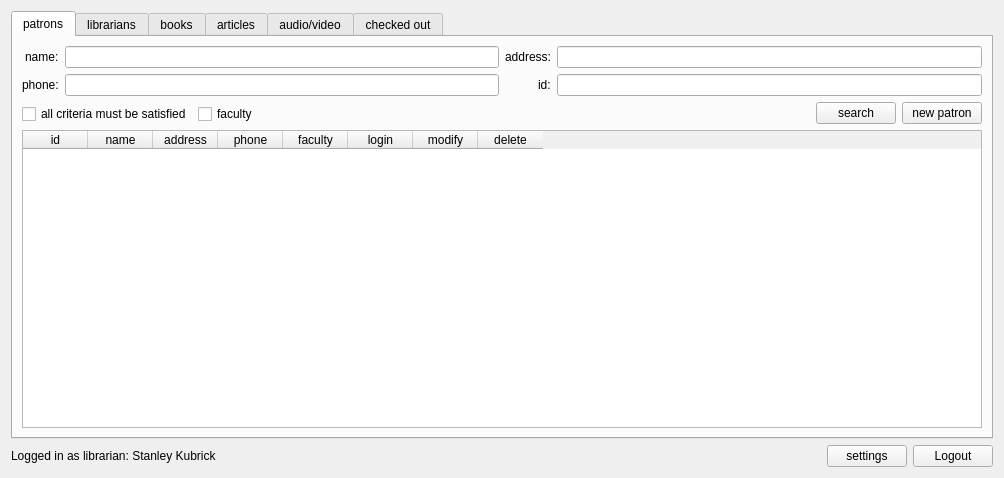
Before: the Qt Designer form librarian.ui in Louie-ru/LMS-INNO, drawn with Qt 5.
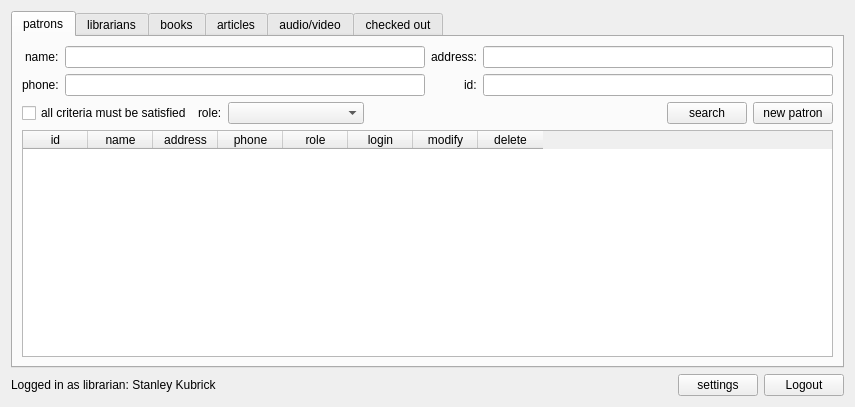
After: the same form once the commit is applied.

```diff
--- a/librarian.ui
+++ b/librarian.ui
@@ -6,8 +6,8 @@
    <rect>
     <x>0</x>
     <y>0</y>
-    <width>1004</width>
-    <height>478</height>
+    <width>855</width>
+    <height>407</height>
    </rect>
   </property>
   <property name="windowTitle">
@@ -91,11 +91,58 @@
               </widget>
              </item>
              <item>
-              <widget class="QCheckBox" name="checkbox_patrons_faculty">
-               <property name="text">
-                <string>faculty</string>
-               </property>
-              </widget>
+              <layout class="QHBoxLayout" name="horizontalLayout_33">
+               <item>
+                <widget class="QLabel" name="label_31">
+                 <property name="text">
+                  <string>role:</string>
+                 </property>
+                </widget>
+               </item>
+               <item>
+                <widget class="QComboBox" name="combobox_role_patros">
+                 <property name="sizePolicy">
+                  <sizepolicy hsizetype="Maximum" vsizetype="Fixed">
+                   <horstretch>0</horstretch>
+                   <verstretch>0</verstretch>
+                  </sizepolicy>
+                 </property>
+                 <property name="layoutDirection">
+                  <enum>Qt::LeftToRight</enum>
+                 </property>
+                 <item>
+                  <property name="text">
+                   <string/>
+                  </property>
+                 </item>
+                 <item>
+                  <property name="text">
+                   <string>Student</string>
+                  </property>
+                 </item>
+                 <item>
+                  <property name="text">
+                   <string>Instructor</string>
+                  </property>
+                 </item>
+                 <item>
+                  <property name="text">
+                   <string>Technical Assistant</string>
+                  </property>
+                 </item>
+                 <item>
+                  <property name="text">
+                   <string>Professor</string>
+                  </property>
+                 </item>
+                 <item>
+                  <property name="text">
+                   <string>Visiting professor</string>
+                  </property>
+                 </item>
+                </widget>
+               </item>
+              </layout>
              </item>
              <item>
               <spacer name="horizontalSpacer_15">
@@ -205,7 +252,7 @@
          </column>
          <column>
           <property name="text">
-           <string>faculty</string>
+           <string>role</string>
           </property>
          </column>
          <column>
```
Left out of the diff: 4 changed lines with no effect on the pictures.
